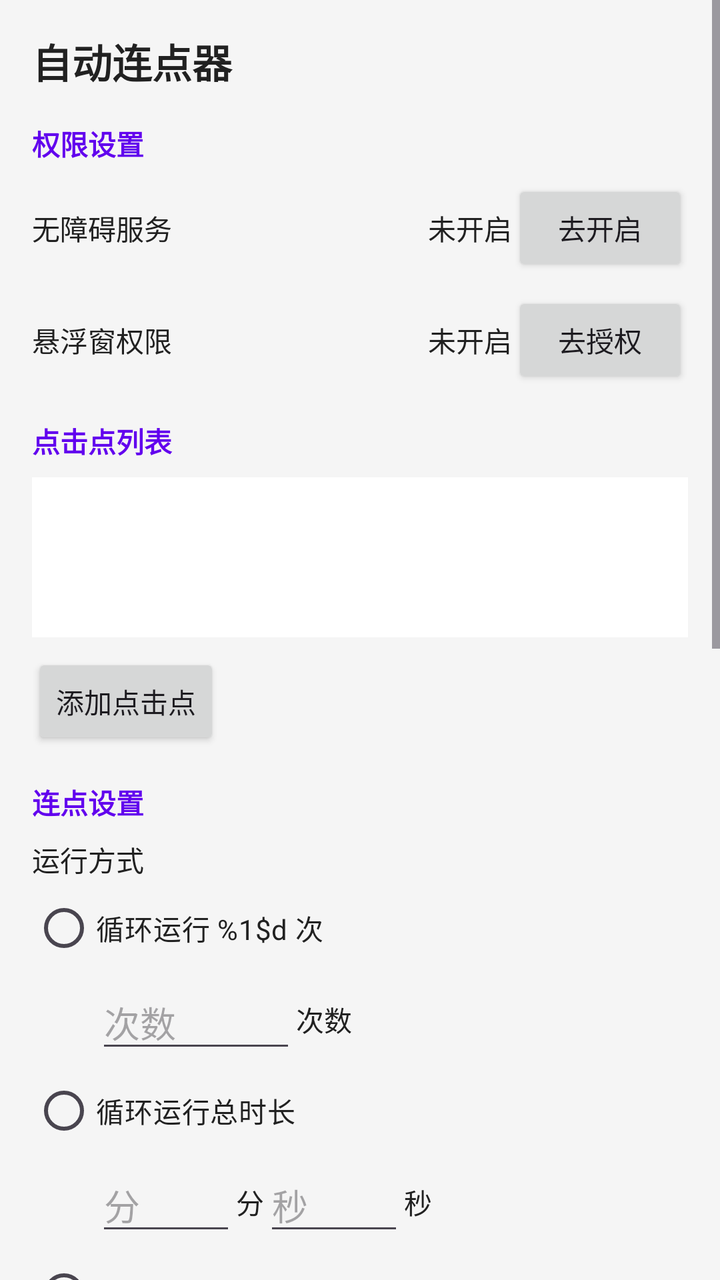
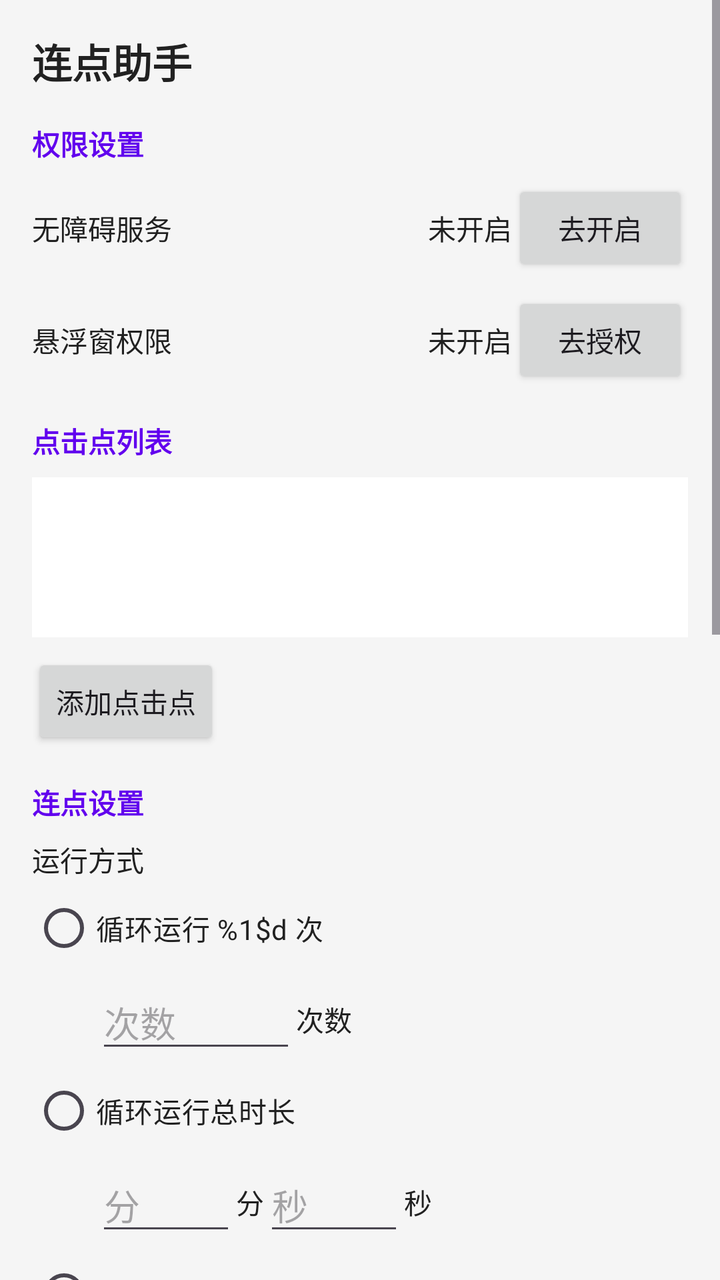

Compare the two renders of this Android layout. The source of the first and the diff that turns it into the second are given below.
<!-- AndroidManifest.xml: application theme Theme.AutoClicker -->
<!-- res/layout/activity_main.xml -->
<?xml version="1.0" encoding="utf-8"?>
<ScrollView xmlns:android="http://schemas.android.com/apk/res/android"
    android:layout_width="match_parent"
    android:layout_height="match_parent"
    android:background="@color/background">

    <LinearLayout
        android:layout_width="match_parent"
        android:layout_height="wrap_content"
        android:orientation="vertical"
        android:padding="@dimen/padding_medium">

        <TextView
            android:layout_width="match_parent"
            android:layout_height="wrap_content"
            android:text="@string/app_name"
            android:textColor="@color/text_primary"
            android:textSize="@dimen/text_size_title"
            android:textStyle="bold" />

        
        <TextView
            android:layout_width="match_parent"
            android:layout_height="wrap_content"
            android:layout_marginTop="@dimen/padding_medium"
            android:text="@string/section_permissions"
            android:textColor="@color/primary"
            android:textStyle="bold" />

        <LinearLayout
            android:layout_width="match_parent"
            android:layout_height="wrap_content"
            android:orientation="horizontal"
            android:gravity="center_vertical"
            android:paddingTop="@dimen/padding_small">

            <TextView
                android:layout_width="0dp"
                android:layout_height="wrap_content"
                android:layout_weight="1"
                android:text="@string/label_permission_accessibility"
                android:textColor="@color/text_primary" />

            <TextView
                android:id="@+id/tv_accessibility_status"
                android:layout_width="wrap_content"
                android:layout_height="wrap_content"
                android:text="@string/status_disabled"
                android:textColor="@color/text_primary" />

            <Button
                android:id="@+id/btn_accessibility"
                android:layout_width="wrap_content"
                android:layout_height="wrap_content"
                android:text="@string/btn_enable" />
        </LinearLayout>

        <LinearLayout
            android:layout_width="match_parent"
            android:layout_height="wrap_content"
            android:orientation="horizontal"
            android:gravity="center_vertical"
            android:paddingTop="@dimen/padding_small">

            <TextView
                android:layout_width="0dp"
                android:layout_height="wrap_content"
                android:layout_weight="1"
                android:text="@string/label_permission_overlay"
                android:textColor="@color/text_primary" />

            <TextView
                android:id="@+id/tv_overlay_status"
                android:layout_width="wrap_content"
                android:layout_height="wrap_content"
                android:text="@string/status_disabled"
                android:textColor="@color/text_primary" />

            <Button
                android:id="@+id/btn_overlay"
                android:layout_width="wrap_content"
                android:layout_height="wrap_content"
                android:text="@string/btn_grant" />
        </LinearLayout>

        
        <TextView
            android:layout_width="match_parent"
            android:layout_height="wrap_content"
            android:layout_marginTop="@dimen/padding_medium"
            android:text="@string/section_points"
            android:textColor="@color/primary"
            android:textStyle="bold" />

        <androidx.recyclerview.widget.RecyclerView
            android:id="@+id/recycler_points"
            android:layout_width="match_parent"
            android:layout_height="wrap_content"
            android:minHeight="80dp"
            android:background="@color/surface"
            android:layout_marginTop="@dimen/padding_small" />

        <Button
            android:id="@+id/btn_add_point"
            android:layout_width="wrap_content"
            android:layout_height="wrap_content"
            android:layout_marginTop="@dimen/padding_small"
            android:text="@string/btn_add_point" />

        
        <TextView
            android:layout_width="match_parent"
            android:layout_height="wrap_content"
            android:layout_marginTop="@dimen/padding_medium"
            android:text="@string/section_settings"
            android:textColor="@color/primary"
            android:textStyle="bold" />

        <TextView
            android:layout_width="match_parent"
            android:layout_height="wrap_content"
            android:layout_marginTop="@dimen/padding_small"
            android:text="@string/label_run_mode"
            android:textColor="@color/text_primary" />

        <RadioGroup
            android:id="@+id/rg_run_mode"
            android:layout_width="match_parent"
            android:layout_height="wrap_content"
            android:orientation="vertical">

            <RadioButton
                android:id="@+id/rb_mode_count"
                android:layout_width="match_parent"
                android:layout_height="wrap_content"
                android:text="@string/run_mode_count"
                android:textColor="@color/text_primary" />

            <LinearLayout
                android:layout_width="match_parent"
                android:layout_height="wrap_content"
                android:orientation="horizontal"
                android:gravity="center_vertical"
                android:paddingStart="32dp">

                <EditText
                    android:id="@+id/et_run_count"
                    android:layout_width="100dp"
                    android:layout_height="wrap_content"
                    android:inputType="number"
                    android:hint="@string/run_mode_count_hint"
                    android:textColor="@color/text_primary" />

                <TextView
                    android:layout_width="wrap_content"
                    android:layout_height="wrap_content"
                    android:text="@string/run_mode_count_hint"
                    android:textColor="@color/text_primary" />
            </LinearLayout>

            <RadioButton
                android:id="@+id/rb_mode_duration"
                android:layout_width="match_parent"
                android:layout_height="wrap_content"
                android:text="@string/run_mode_duration"
                android:textColor="@color/text_primary" />

            <LinearLayout
                android:id="@+id/layout_duration"
                android:layout_width="match_parent"
                android:layout_height="wrap_content"
                android:orientation="horizontal"
                android:gravity="center_vertical"
                android:paddingStart="32dp">

                <EditText
                    android:id="@+id/et_duration_min"
                    android:layout_width="70dp"
                    android:layout_height="wrap_content"
                    android:inputType="number"
                    android:hint="@string/hint_duration_min"
                    android:textColor="@color/text_primary" />

                <TextView
                    android:layout_width="wrap_content"
                    android:layout_height="wrap_content"
                    android:text="@string/hint_duration_min"
                    android:textColor="@color/text_primary" />

                <EditText
                    android:id="@+id/et_duration_sec"
                    android:layout_width="70dp"
                    android:layout_height="wrap_content"
                    android:inputType="number"
                    android:hint="@string/hint_duration_sec"
                    android:textColor="@color/text_primary" />

                <TextView
                    android:layout_width="wrap_content"
                    android:layout_height="wrap_content"
                    android:text="@string/hint_duration_sec"
                    android:textColor="@color/text_primary" />
            </LinearLayout>

            <RadioButton
                android:id="@+id/rb_mode_manual"
                android:layout_width="match_parent"
                android:layout_height="wrap_content"
                android:text="@string/run_mode_manual"
                android:textColor="@color/text_primary" />
        </RadioGroup>

        
        <TextView
            android:layout_width="match_parent"
            android:layout_height="wrap_content"
            android:layout_marginTop="@dimen/padding_small"
            android:text="@string/label_interval"
            android:textColor="@color/text_primary" />

        <LinearLayout
            android:id="@+id/layout_interval"
            android:layout_width="match_parent"
            android:layout_height="wrap_content"
            android:orientation="horizontal"
            android:gravity="center_vertical">

            <EditText
                android:id="@+id/et_interval_min"
                android:layout_width="70dp"
                android:layout_height="wrap_content"
                android:inputType="number"
                android:hint="@string/hint_interval_min"
                android:textColor="@color/text_primary" />

            <TextView
                android:layout_width="wrap_content"
                android:layout_height="wrap_content"
                android:text="@string/hint_interval_min"
                android:textColor="@color/text_primary" />

            <EditText
                android:id="@+id/et_interval_sec"
                android:layout_width="70dp"
                android:layout_height="wrap_content"
                android:inputType="number"
                android:hint="@string/hint_interval_sec"
                android:textColor="@color/text_primary" />

            <TextView
                android:layout_width="wrap_content"
                android:layout_height="wrap_content"
                android:text="@string/hint_interval_sec"
                android:textColor="@color/text_primary" />

            <EditText
                android:id="@+id/et_interval_ms"
                android:layout_width="80dp"
                android:layout_height="wrap_content"
                android:inputType="number"
                android:hint="@string/hint_interval_ms"
                android:textColor="@color/text_primary" />

            <TextView
                android:layout_width="wrap_content"
                android:layout_height="wrap_content"
                android:text="@string/hint_interval_ms"
                android:textColor="@color/text_primary" />
        </LinearLayout>

        <TextView
            android:id="@+id/tv_interval_value"
            android:layout_width="match_parent"
            android:layout_height="wrap_content"
            android:textColor="@color/text_primary" />

        
        <TextView
            android:layout_width="match_parent"
            android:layout_height="wrap_content"
            android:layout_marginTop="@dimen/padding_small"
            android:text="@string/label_speed"
            android:textColor="@color/text_primary" />

        <Spinner
            android:id="@+id/spinner_speed"
            android:layout_width="match_parent"
            android:layout_height="wrap_content"
            android:layout_marginTop="@dimen/padding_small"
            android:background="@color/surface" />

        
        <com.google.android.material.switchmaterial.SwitchMaterial
            android:id="@+id/switch_loop"
            android:layout_width="match_parent"
            android:layout_height="wrap_content"
            android:layout_marginTop="@dimen/padding_small"
            android:text="@string/label_loop" />

        
        <TextView
            android:layout_width="match_parent"
            android:layout_height="wrap_content"
            android:layout_marginTop="@dimen/padding_medium"
            android:text="@string/section_advanced"
            android:textColor="@color/primary"
            android:textStyle="bold" />

        <com.google.android.material.switchmaterial.SwitchMaterial
            android:id="@+id/switch_random_offset"
            android:layout_width="match_parent"
            android:layout_height="wrap_content"
            android:layout_marginTop="@dimen/padding_small"
            android:text="@string/label_random_offset" />

        <LinearLayout
            android:layout_width="match_parent"
            android:layout_height="wrap_content"
            android:orientation="horizontal"
            android:gravity="center_vertical">

            <EditText
                android:id="@+id/et_random_offset"
                android:layout_width="100dp"
                android:layout_height="wrap_content"
                android:inputType="number"
                android:hint="@string/hint_random_offset"
                android:textColor="@color/text_primary" />

            <TextView
                android:layout_width="wrap_content"
                android:layout_height="wrap_content"
                android:text="@string/hint_random_offset"
                android:textColor="@color/text_primary" />
        </LinearLayout>

        <com.google.android.material.switchmaterial.SwitchMaterial
            android:id="@+id/switch_auto_start"
            android:layout_width="match_parent"
            android:layout_height="wrap_content"
            android:layout_marginTop="@dimen/padding_small"
            android:text="@string/label_auto_start" />

        
        <LinearLayout
            android:layout_width="match_parent"
            android:layout_height="wrap_content"
            android:orientation="horizontal"
            android:gravity="center_vertical"
            android:layout_marginTop="@dimen/padding_small">

            <TextView
                android:layout_width="wrap_content"
                android:layout_height="wrap_content"
                android:text="@string/label_stop_after"
                android:textColor="@color/text_primary" />

            <EditText
                android:id="@+id/et_stop_after_min"
                android:layout_width="70dp"
                android:layout_height="wrap_content"
                android:inputType="number"
                android:hint="@string/hint_duration_min"
                android:textColor="@color/text_primary" />

            <TextView
                android:layout_width="wrap_content"
                android:layout_height="wrap_content"
                android:text="@string/hint_duration_min"
                android:textColor="@color/text_primary" />

            <EditText
                android:id="@+id/et_stop_after_sec"
                android:layout_width="70dp"
                android:layout_height="wrap_content"
                android:inputType="number"
                android:hint="@string/hint_duration_sec"
                android:textColor="@color/text_primary" />

            <TextView
                android:layout_width="wrap_content"
                android:layout_height="wrap_content"
                android:text="@string/label_stop_after_tail"
                android:textColor="@color/text_primary" />
        </LinearLayout>

        
        <TextView
            android:layout_width="match_parent"
            android:layout_height="wrap_content"
            android:layout_marginTop="@dimen/padding_medium"
            android:text="@string/section_control"
            android:textColor="@color/primary"
            android:textStyle="bold" />

        <Button
            android:id="@+id/btn_toggle_overlay"
            android:layout_width="match_parent"
            android:layout_height="wrap_content"
            android:layout_marginTop="@dimen/padding_small"
            android:text="@string/btn_show_overlay" />

        <Button
            android:id="@+id/btn_start_click"
            android:layout_width="match_parent"
            android:layout_height="wrap_content"
            android:layout_marginTop="@dimen/padding_small"
            android:text="@string/start" />

    </LinearLayout>
</ScrollView>
<!-- resources referenced by this layout -->
<resources>
  <color name="background">#F5F5F5</color>
  <color name="primary">#6200EE</color>
  <color name="surface">#FFFFFF</color>
  <color name="text_primary">#212121</color>
  <dimen name="padding_medium">16dp</dimen>
  <dimen name="padding_small">8dp</dimen>
  <dimen name="text_size_title">20sp</dimen>
  <string name="app_name">自动连点器</string>
  <string name="btn_add_point">添加点击点</string>
  <string name="btn_enable">去开启</string>
  <string name="btn_grant">去授权</string>
  <string name="btn_show_overlay">显示悬浮窗</string>
  <string name="hint_duration_min">分</string>
  <string name="hint_duration_sec">秒</string>
  <string name="hint_interval_min">分</string>
  <string name="hint_interval_ms">毫秒</string>
  <string name="hint_interval_sec">秒</string>
  <string name="hint_random_offset">像素</string>
  <string name="label_auto_start">启动后自动运行</string>
  <string name="label_interval">点击间隔</string>
  <string name="label_loop">循环模式（关闭则只执行一遍）</string>
  <string name="label_permission_accessibility">无障碍服务</string>
  <string name="label_permission_overlay">悬浮窗权限</string>
  <string name="label_random_offset">运行时点击位置随机微调（模仿手动操作）</string>
  <string name="label_run_mode">运行方式</string>
  <string name="label_speed">运行速度</string>
  <string name="label_stop_after">运行</string>
  <string name="label_stop_after_tail">分  秒后自动停止</string>
  <string name="run_mode_count">循环运行 %1$d 次</string>
  <string name="run_mode_count_hint">次数</string>
  <string name="run_mode_duration">循环运行总时长</string>
  <string name="run_mode_manual">循环运行至手动停止</string>
  <string name="section_advanced">高级设置</string>
  <string name="section_control">控制</string>
  <string name="section_permissions">权限设置</string>
  <string name="section_points">点击点列表</string>
  <string name="section_settings">连点设置</string>
  <string name="start">开始</string>
  <string name="status_disabled">未开启</string>
  <style name="Theme.AutoClicker" parent="Theme.Material3.DayNight.NoActionBar">
          <item name="colorPrimary">@color/primary</item>
          <item name="colorPrimaryDark">@color/primary_dark</item>
          <item name="colorAccent">@color/accent</item>
          <item name="android:statusBarColor">@color/primary_dark</item>
          <item name="android:windowBackground">@color/background</item>
      </style>
  <color name="primary_dark">#3700B3</color>
  <color name="accent">#03DAC5</color>
</resources>

<!-- the commit's change to res/layout/activity_main.xml (unified diff, before → after) -->
@@ -393,6 +393,16 @@
             android:textColor="@color/primary"
             android:textStyle="bold" />
 
+        <TextView
+            android:id="@+id/tv_main_click_count"
+            android:layout_width="match_parent"
+            android:layout_height="wrap_content"
+            android:layout_marginTop="@dimen/padding_small"
+            android:text="@string/main_click_count"
+            android:textColor="@color/primary"
+            android:textSize="@dimen/text_size_subtitle"
+            android:textStyle="bold" />
+
         <Button
             android:id="@+id/btn_toggle_overlay"
             android:layout_width="match_parent"
<!-- resource entries referenced after the edit -->
@@ -7,7 +7,7 @@
   <dimen name="padding_medium">16dp</dimen>
   <dimen name="padding_small">8dp</dimen>
   <dimen name="text_size_title">20sp</dimen>
-  <string name="app_name">自动连点器</string>
+  <string name="app_name">连点助手</string>
   <string name="btn_add_point">添加点击点</string>
   <string name="btn_enable">去开启</string>
   <string name="btn_grant">去授权</string>
@@ -28,6 +28,7 @@
   <string name="label_speed">运行速度</string>
   <string name="label_stop_after">运行</string>
   <string name="label_stop_after_tail">分  秒后自动停止</string>
+  <string name="main_click_count">本次已点击 %1$d 次</string>
   <string name="run_mode_count">循环运行 %1$d 次</string>
   <string name="run_mode_count_hint">次数</string>
   <string name="run_mode_duration">循环运行总时长</string>
